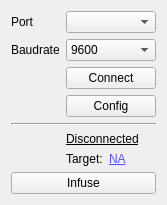
Old version of the form WidgetPump.ui in the repository AGuilbault/Microcal.
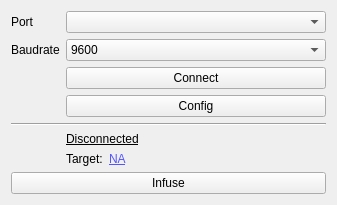
New version of the form.

Patch:
```diff
--- a/WidgetPump.ui
+++ b/WidgetPump.ui
@@ -6,7 +6,7 @@
    <rect>
     <x>0</x>
     <y>0</y>
-    <width>167</width>
+    <width>337</width>
     <height>200</height>
    </rect>
   </property>
```
Left out of the diff: 7 changed lines with no effect on the pictures.
